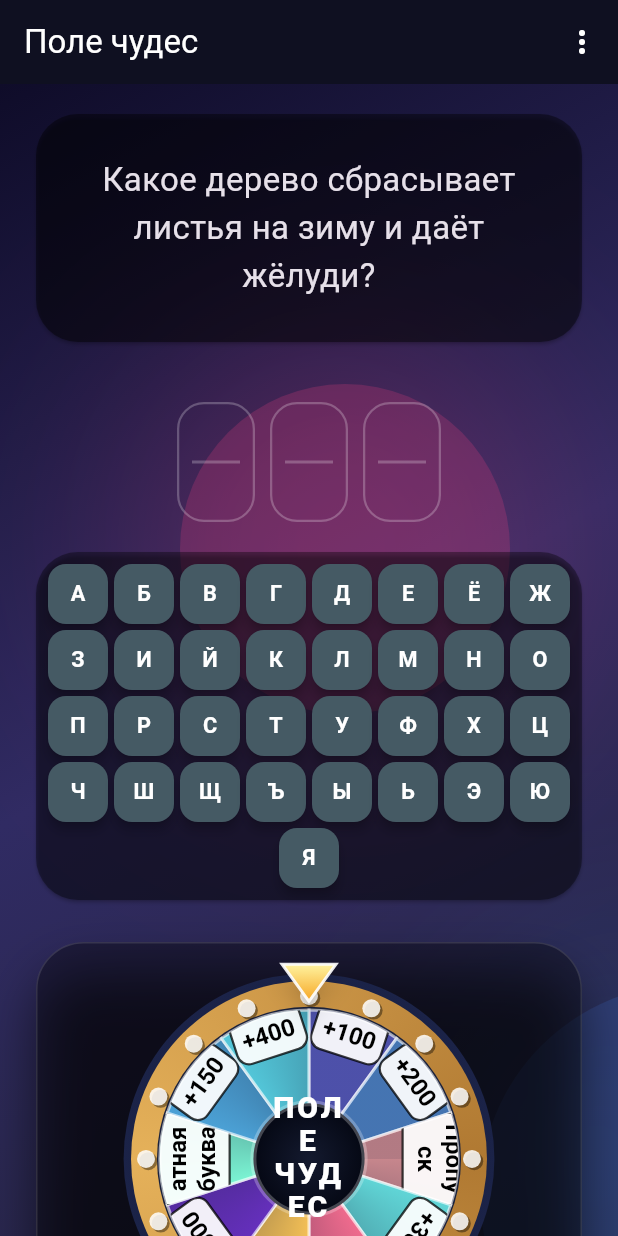
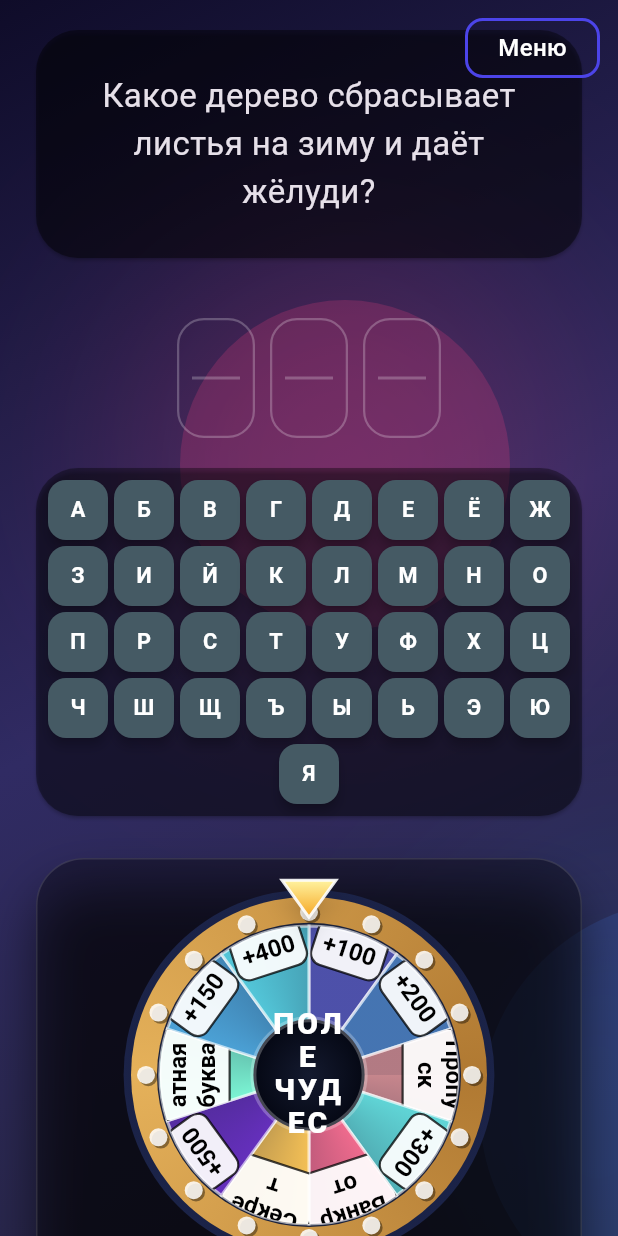
Before and after one commit to ToperGG228/moderator, a Flutter app: the screen it shows after launch, on a phone screen of 412 x 824 dp. Run offline on Flutter 3.47's test engine with Material 3 defaults, Android fonts, the phone set to English and light mode, and no system bars; our stand-ins replace audioplayers, file_picker.

Commit message:
Replace app bar with floating menu button

```diff
--- a/lib/main.dart
+++ b/lib/main.dart
@@ -521,30 +521,6 @@
   @override
   Widget build(BuildContext context) {
     return Scaffold(
-      appBar: AppBar(
-        backgroundColor: Colors.transparent,
-        elevation: 0,
-        title: const Text('Поле чудес'),
-        actions: [
-          PopupMenuButton<String>(
-            icon: const Icon(Icons.more_vert),
-            onSelected: (value) {
-              switch (value) {
-                case 'admin':
-                  _openAdminPanel();
-                  break;
-                case 'settings':
-                  _openSettingsDialog();
-                  break;
-              }
-            },
-            itemBuilder: (context) => const [
-              PopupMenuItem(value: 'admin', child: Text('Admin')),
-              PopupMenuItem(value: 'settings', child: Text('Настройки')),
-            ],
-          ),
-        ],
-      ),
       body: Container(
         decoration: const BoxDecoration(
           gradient: LinearGradient(
@@ -571,6 +547,46 @@
                         );
                       },
                     ),
+            ),
+            Positioned(
+              top: 12,
+              right: 12,
+              child: SafeArea(
+                child: PopupMenuButton<String>(
+                  offset: const Offset(0, 46),
+                  onSelected: (value) {
+                    switch (value) {
+                      case 'admin':
+                        _openAdminPanel();
+                        break;
+                      case 'settings':
+                        _openSettingsDialog();
+                        break;
+                    }
+                  },
+                  itemBuilder: (context) => const [
+                    PopupMenuItem(value: 'admin', child: Text('Admin')),
+                    PopupMenuItem(value: 'settings', child: Text('Настройки')),
+                  ],
+                  child: Container(
+                    width: 90,
+                    height: 40,
+                    alignment: Alignment.center,
+                    decoration: BoxDecoration(
+                      border: Border.all(color: const Color(0xFF4C44E9), width: 2),
+                      borderRadius: BorderRadius.circular(12),
+                    ),
+                    child: const Text(
+                      'Меню',
+                      style: TextStyle(
+                        color: Colors.white,
+                        fontSize: 16,
+                        fontWeight: FontWeight.w500,
+                      ),
+                    ),
+                  ),
+                ),
+              ),
             ),
           ],
         ),
```
